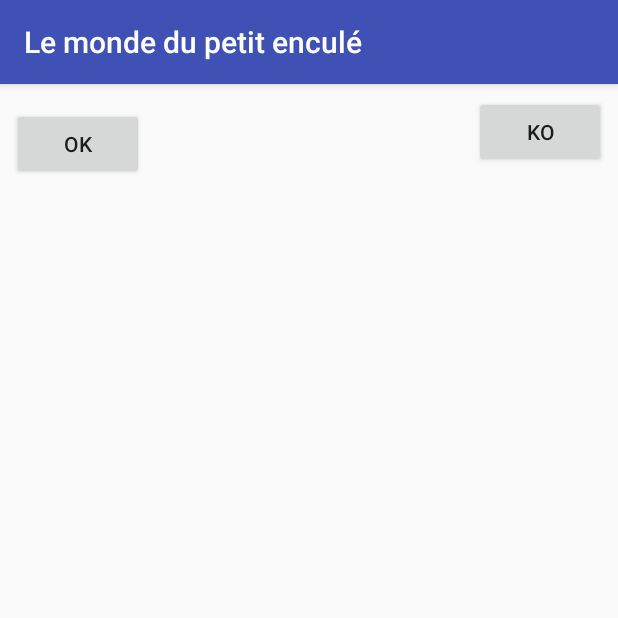
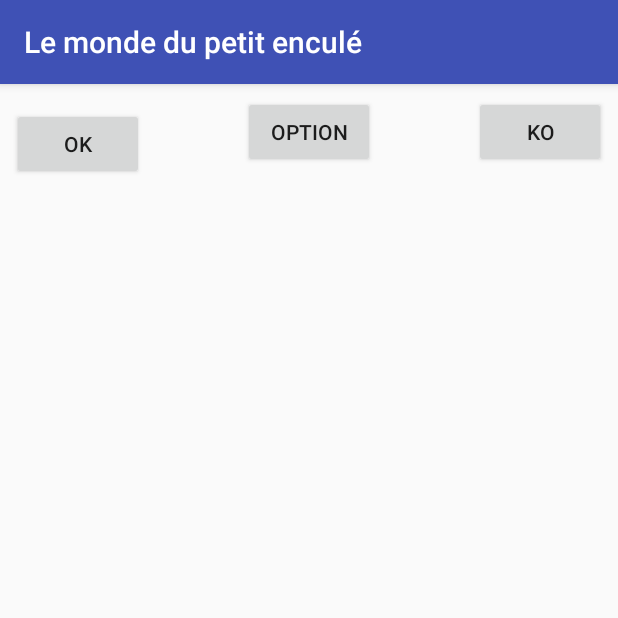
Before and after one commit to AifeDesPaix/trucnotelolmdr, an Android app: the Main3Activity screen opened directly, with no data from a screen before it, on a phone screen of 412 x 824 dp, the top half of it. Run offline under Robolectric (Android 15) with nearby library versions, the phone set to English and light mode, and no system bars.

Commit message:
ntm benyaya

```diff
--- a/app/src/main/java/com/example/aifedespaix/applicationnotee/Main3Activity.java
+++ b/app/src/main/java/com/example/aifedespaix/applicationnotee/Main3Activity.java
@@ -1,5 +1,9 @@
 package com.example.aifedespaix.applicationnotee;
 
+import android.content.Intent;
+import android.content.pm.PackageManager;
+import android.net.Uri;
+import android.provider.ContactsContract;
 import android.support.v7.app.AppCompatActivity;
 import android.os.Bundle;
 import android.view.View;
@@ -9,14 +13,27 @@ public class Main3Activity extends AppCompatActivity {
 
     Button btnOk;
     Button btnPasOk;
+    Button btnOption;
 
     @Override
     protected void onCreate(Bundle savedInstanceState) {
         super.onCreate(savedInstanceState);
         setContentView(R.layout.activity_main3);
 
+        btnOption = (Button) findViewById(R.id.buttonOption);
+        btnOption.setOnClickListener(new View.OnClickListener() {
+            @Override
+            public void onClick(View view) {
+//                PackageManager pm = getPackageManager();
+                Intent intContacts = new Intent(Intent.ACTION_PICK, Uri.parse("content://contacts"));
+                intContacts.setType(ContactsContract.CommonDataKinds.Phone.CONTENT_TYPE);
+                startActivityForResult(intContacts, RESULT_OK);
+            }
+        });
+
+
+
         btnOk = (Button) findViewById(R.id.buttonOk);
-
         btnOk.setOnClickListener(new View.OnClickListener() {
             @Override
             public void onClick(View view) {
--- a/app/src/main/res/layout/activity_main3.xml
+++ b/app/src/main/res/layout/activity_main3.xml
@@ -25,4 +25,16 @@
         android:text="OK"
         app:layout_constraintLeft_toLeftOf="parent"
         app:layout_constraintTop_toTopOf="parent" />
+
+    <Button
+        android:id="@+id/buttonOption"
+        android:layout_width="wrap_content"
+        android:layout_height="wrap_content"
+        android:layout_marginLeft="8dp"
+        android:layout_marginRight="8dp"
+        android:layout_marginTop="8dp"
+        android:text="Option"
+        app:layout_constraintLeft_toLeftOf="parent"
+        app:layout_constraintRight_toRightOf="parent"
+        app:layout_constraintTop_toTopOf="parent" />
 </android.support.constraint.ConstraintLayout>
```
